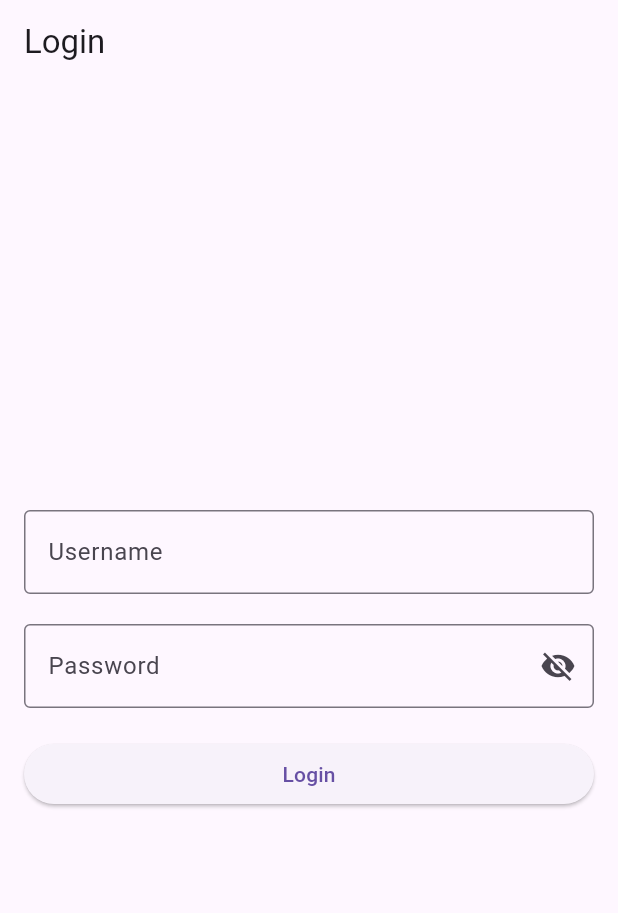
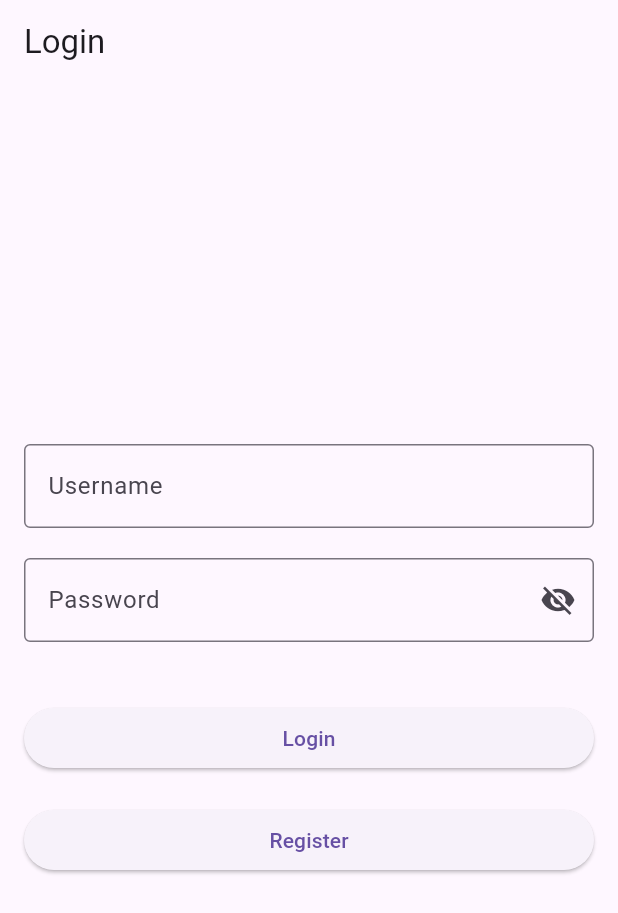
Before and after one commit to ericthegeorge/Cardfight-Vanguard-Online, a Flutter app: the screen it shows after launch, on a phone screen of 412 x 824 dp. Shown: the top 913 px of the screen. Run offline on Flutter 3.47's test engine with Material 3 defaults, Android fonts, the light colour scheme and no system bars.

Commit message:
added frontend for register

```diff
--- a/cardfight_vanguard_app/lib/api_service.dart
+++ b/cardfight_vanguard_app/lib/api_service.dart
@@ -22,4 +22,13 @@ class ApiService {
     );
     return response;
   }
+
+  Future<http.Response> register(String username, String password) async {
+    final url = Uri.parse('$baseUrl/user/$username/register/');
+    final response = await http.post(
+      url,
+      body: {'password': password},
+    );
+    return response;
+  }
 }
--- a/cardfight_vanguard_app/lib/main.dart
+++ b/cardfight_vanguard_app/lib/main.dart
@@ -85,6 +85,7 @@
   final TextEditingController _usernameController = TextEditingController();
   final TextEditingController _passwordController = TextEditingController();
   String? _errorMessage;
+  String? _successMessage;
 
   final ApiService _apiService = ApiService();
 
@@ -130,6 +131,49 @@
     }
   }
 
+  Future<void> _register() async {
+    final username = _usernameController.text.trim();
+    final password = _passwordController.text.trim();
+    if (username.isEmpty || password.isEmpty) {
+      setState(() {
+        _errorMessage = 'Please enter a username and password';
+      });
+      return;
+    }
+
+    // final url = Uri.parse('/user/$username/login/');
+    try {
+      final response = await _apiService.register(username, password);
+      if (response.statusCode == 201) {
+        final data = json.decode(response.body);
+        if (data['success'] == true) {
+          // Navigator.pushNamed(
+          // context,
+          // '/open-pack',
+          // arguments: username,
+          // );
+          _successMessage = "Successfully registered!";
+          setState(() {
+            _errorMessage = null;
+          });
+        } else {
+          setState(() {
+            _errorMessage = data['error'];
+          });
+        }
+      } else {
+        setState(() {
+          _errorMessage = 'Register failed';
+          // : ${response.statusCode}';
+        });
+      }
+    } catch (e) {
+      setState(() {
+        _errorMessage = 'An error occured: $e';
+      });
+    }
+  }
+
   @override
   Widget build(BuildContext context) {
     return Scaffold(
@@ -146,7 +190,7 @@
               controller: _usernameController,
               decoration: InputDecoration(
                 labelText: 'Username',
-                errorText: _errorMessage,
+                // errorText: _errorMessage,
                 border: OutlineInputBorder(),
               ),
               autocorrect: false,
@@ -154,9 +198,25 @@
             const SizedBox(height: 20),
             PasswordField(controller: _passwordController),
             const SizedBox(height: 20),
+            if (_errorMessage != null)
+              Text(
+                _errorMessage!,
+                style: const TextStyle(color: Colors.red),
+              ),
+            if (_successMessage != null)
+              Text(
+                _successMessage!,
+                style: const TextStyle(color: Colors.green),
+              ),
+            const SizedBox(height: 20),
             ElevatedButton(
               onPressed: _login,
               child: Text('Login'),
+            ),
+            const SizedBox(height: 20),
+            ElevatedButton(
+              onPressed: _register,
+              child: Text('Register'),
             ),
           ],
         ),
```
Also changed, not shown: 1 other file.
